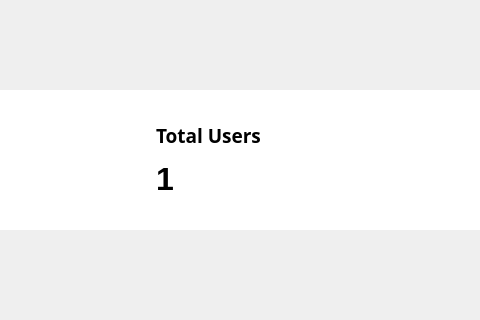
oggyCS04/lms, file insightframe.ui: the form before one commit; both pictures show x 111 to 591 and y 194 to 514 of the 703 by 708 pixel window.
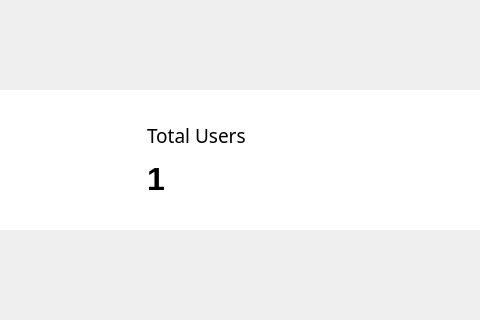
The form after the commit. Icons and pictures are not drawn.

```diff
--- a/insightframe.ui
+++ b/insightframe.ui
@@ -123,7 +123,7 @@
         </property>
         <layout class="QHBoxLayout" name="horizontalLayout">
          <property name="spacing">
-          <number>16</number>
+          <number>24</number>
          </property>
          <property name="leftMargin">
           <number>12</number>
@@ -152,9 +152,9 @@
              </property>
              <property name="font">
               <font>
-               <family>Poppins</family>
+               <family>Poppins SemiBold</family>
                <pointsize>14</pointsize>
-               <bold>true</bold>
+               <bold>false</bold>
               </font>
              </property>
              <property name="text">
@@ -193,14 +193,14 @@
            </property>
            <property name="minimumSize">
             <size>
-             <width>48</width>
-             <height>48</height>
+             <width>64</width>
+             <height>64</height>
             </size>
            </property>
            <property name="maximumSize">
             <size>
-             <width>48</width>
-             <height>48</height>
+             <width>64</width>
+             <height>64</height>
             </size>
            </property>
            <property name="text">
```
Left out of the diff: 2 changed lines with no effect on the pictures.
